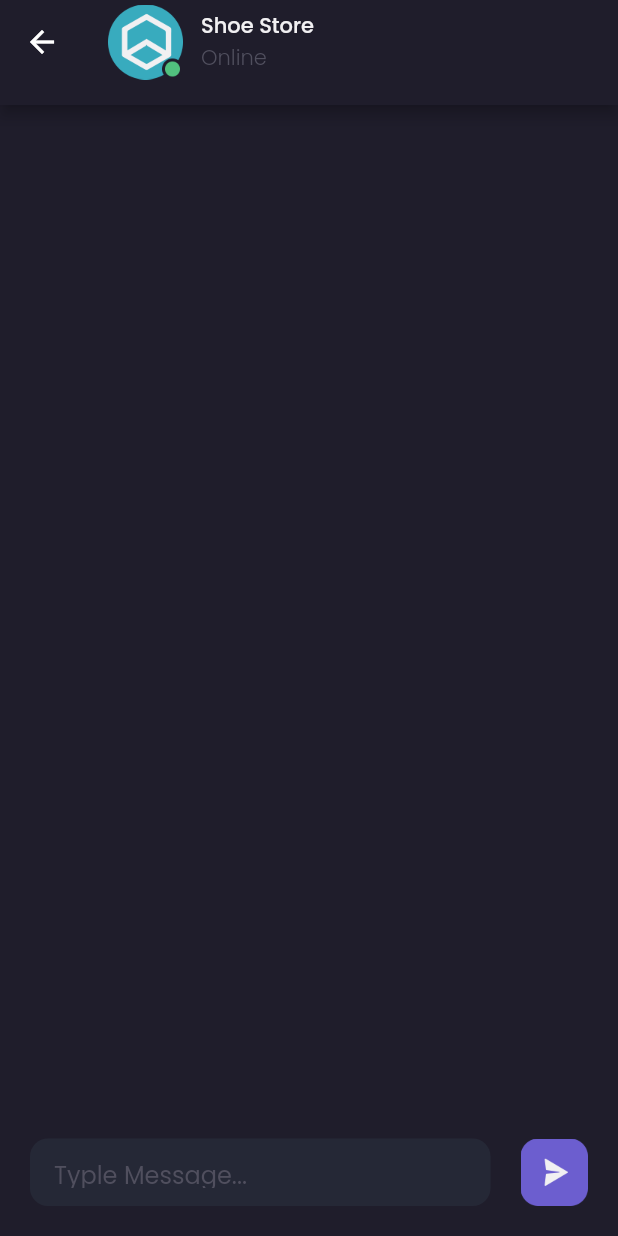
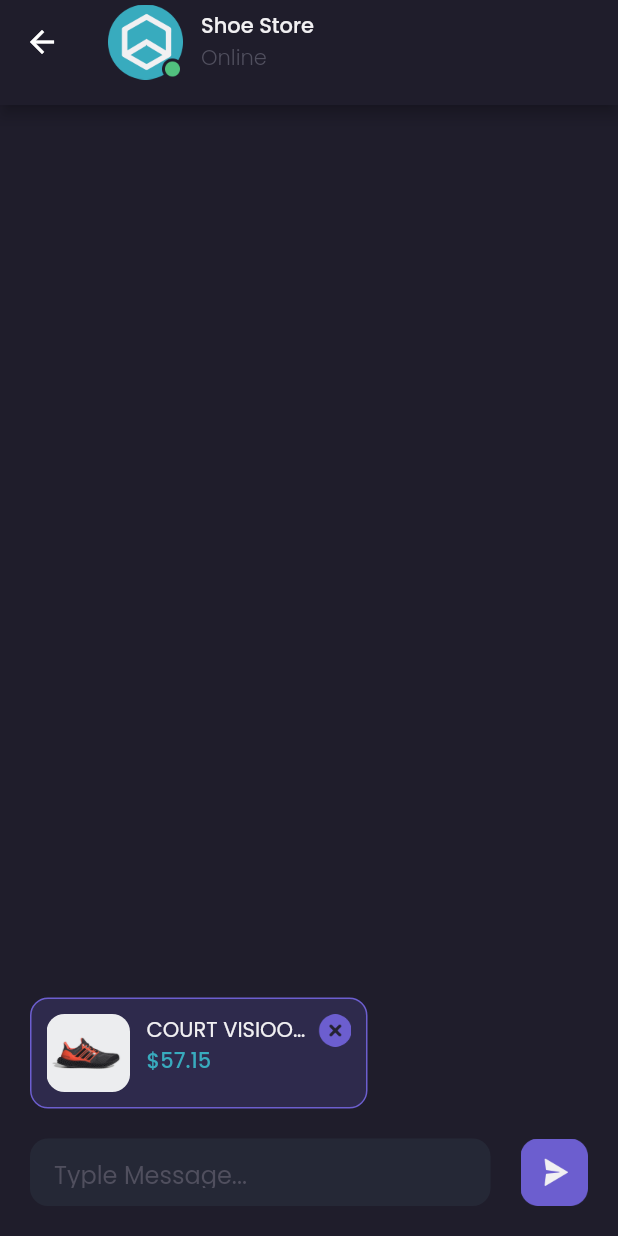
Before and after one commit to fahadhafizdev/shamo_app, a Flutter app: the DetailChatPage screen opened by its route, on a phone screen of 412 x 824 dp. Run offline on Flutter 3.47's test engine with Material 2 defaults, Android fonts, the phone set to English and light mode, and no system bars; our stand-ins replace google_fonts.

Commit message:
update detai_chat_page.dart

```diff
--- a/lib/ui/page/detail_chat_page.dart
+++ b/lib/ui/page/detail_chat_page.dart
@@ -42,12 +42,73 @@ class DetailChatPage extends StatelessWidget {
       );
     }
 
+    Widget productReview() {
+      return Container(
+        height: 74,
+        width: 225,
+        padding: EdgeInsets.all(10),
+        margin: EdgeInsets.symmetric(vertical: 20),
+        decoration: BoxDecoration(
+          color: purpleColor.withOpacity(
+            0.2,
+          ),
+          borderRadius: BorderRadius.circular(12),
+          border: Border.all(color: purpleColor),
+        ),
+        child: Row(
+          crossAxisAlignment: CrossAxisAlignment.start,
+          children: [
+            ClipRRect(
+              borderRadius: BorderRadius.circular(12),
+              child: Image.asset(
+                'assets/images/new_shoes1.png',
+                height: 54,
+              ),
+            ),
+            SizedBox(width: 11),
+            Expanded(
+              child: Column(
+                crossAxisAlignment: CrossAxisAlignment.start,
+                children: [
+                  Text(
+                    'COURT VISIOONER ICE',
+                    style: whiteTextStyle,
+                    overflow: TextOverflow.ellipsis,
+                  ),
+                  Text(
+                    '\$57.15',
+                    style: blueTextStyle.copyWith(fontWeight: medium),
+                    overflow: TextOverflow.ellipsis,
+                  )
+                ],
+              ),
+            ),
+            Container(
+              height: 22,
+              width: 22,
+              decoration: BoxDecoration(
+                image: DecorationImage(
+                  image: AssetImage(
+                    'assets/images/icon_refuse_round.png',
+                  ),
+                ),
+              ),
+            ),
+          ],
+        ),
+      );
+    }
+
     Widget chatInput() {
       return Container(
         margin: EdgeInsets.all(20),
-        height: 45,
         width: double.infinity,
-        child: Row(
+        child: Column(
+          crossAxisAlignment: CrossAxisAlignment.start,
+          mainAxisSize: MainAxisSize.min,
+          children: [
+            productReview(),
+            Row(
               children: [
                 Expanded(
                   child: Container(
@@ -76,6 +137,8 @@ class DetailChatPage extends StatelessWidget {
                 ),
               ],
             ),
+          ],
+        ),
       );
     }
 
```
Also changed, not shown: assets/images/icon_refuse_round.png (added). Lines whose indentation alone changed are shown as unchanged.
